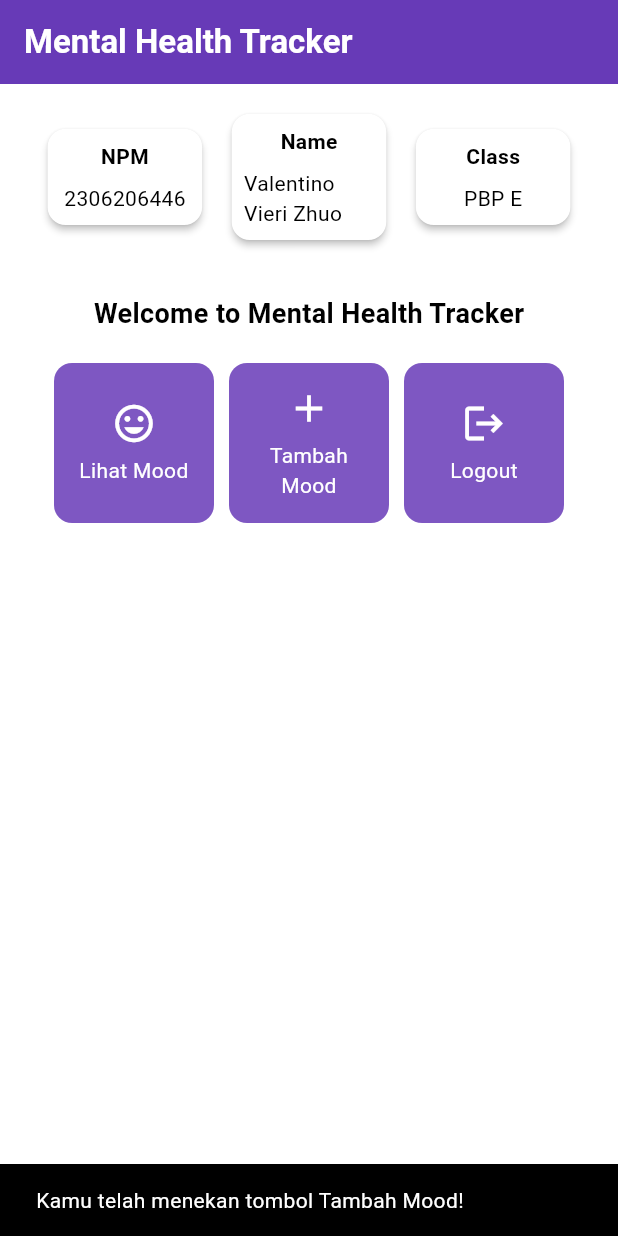
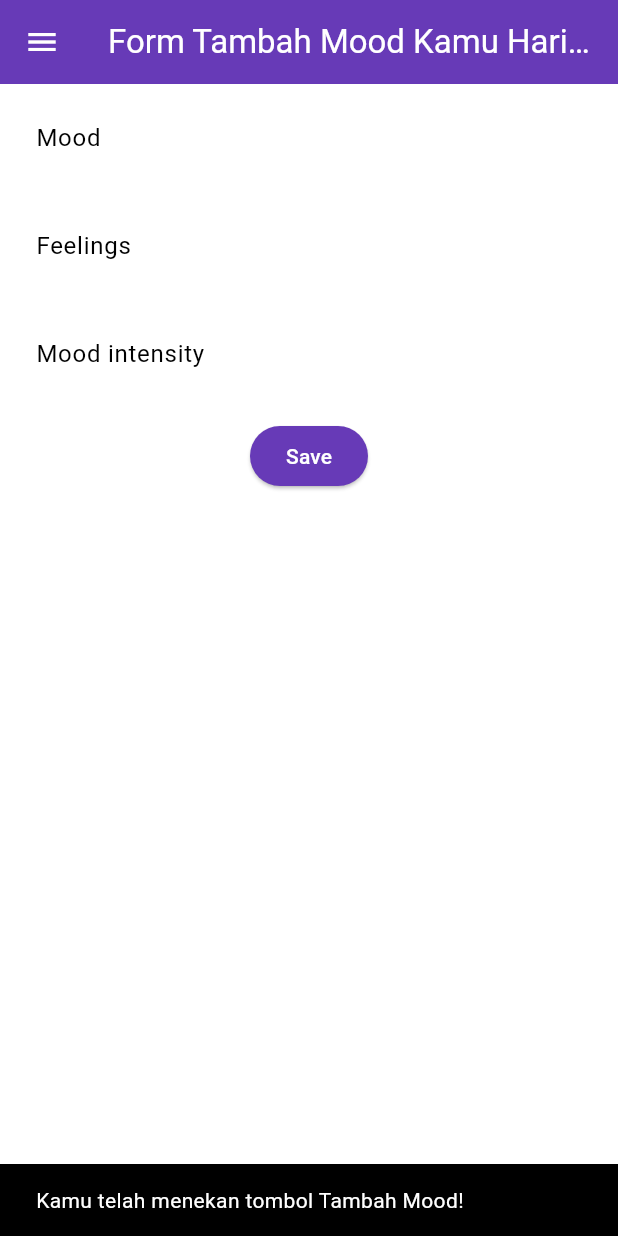
Before and after one commit to Mabacore101/mental-health-tracker-mobile, a Flutter app: the screen it shows after launch, after a tap on "Tambah Mood", on a phone screen of 412 x 824 dp. Run offline on Flutter 3.47's test engine with Material 3 defaults, Android fonts, the phone set to English and light mode, and no system bars.

Commit message:
Selesai mengerjakan tutorial 7.

```diff
--- a/lib/main.dart
+++ b/lib/main.dart
@@ -1,5 +1,5 @@
 import 'package:flutter/material.dart';
-import 'package:mental_health_tracker/menu.dart';
+import 'package:mental_health_tracker/screens/menu.dart';
 
 void main() {
   runApp(const MyApp());
--- a/lib/menu.dart
+++ b/lib/screens/menu.dart
@@ -1,4 +1,6 @@
 import 'package:flutter/material.dart';
+import 'package:mental_health_tracker/widgets/left_drawer.dart';
+import 'package:mental_health_tracker/widgets/mood_card.dart';
 
 class MyHomePage extends StatelessWidget {
     final String npm = '2306206446'; // NPM
@@ -12,7 +14,7 @@ class MyHomePage extends StatelessWidget {
          ItemHomepage("Logout", Icons.logout),
      ];
 
-    @override
+  @override
   Widget build(BuildContext context) {
     // Scaffold menyediakan struktur dasar halaman dengan AppBar dan body.
     return Scaffold(
@@ -28,6 +30,8 @@ class MyHomePage extends StatelessWidget {
         ),
         // Warna latar belakang AppBar diambil dari skema warna tema aplikasi.
         backgroundColor: Theme.of(context).colorScheme.primary,
+        // Mengganti warna icon drawer menjadi putih
+        iconTheme: const IconThemeData(color: Colors.white),
       ),
       // Body halaman dengan padding di sekelilingnya.
       body: Padding(
@@ -88,6 +92,8 @@ class MyHomePage extends StatelessWidget {
           ],
         ),
       ),
+      // Masukkan drawer sebagai parameter nilai drawer dari widget Scaffold
+      drawer: const LeftDrawer(),
     );
   }
 }
@@ -124,63 +130,3 @@ class InfoCard extends StatelessWidget {
     );
   }
 }
-
-class ItemHomepage {
-     final String name;
-     final IconData icon;
-
-     ItemHomepage(this.name, this.icon);
-}
-
-class ItemCard extends StatelessWidget {
-  // Menampilkan kartu dengan ikon dan nama.
-
-  final ItemHomepage item;
-
-  const ItemCard(this.item, {super.key});
-
-  @override
-  Widget build(BuildContext context) {
-    return Material(
-      // Menentukan warna latar belakang dari tema aplikasi.
-      color: Theme.of(context).colorScheme.secondary,
-      // Membuat sudut kartu melengkung.
-      borderRadius: BorderRadius.circular(12),
-
-      child: InkWell(
-        // Aksi ketika kartu ditekan.
-        onTap: () {
-          // Menampilkan pesan SnackBar saat kartu ditekan.
-          ScaffoldMessenger.of(context)
-            ..hideCurrentSnackBar()
-            ..showSnackBar(
-              SnackBar(content: Text("Kamu telah menekan tombol ${item.name}!"))
-            );
-        },
-        // Container untuk menyimpan Icon dan Text
-        child: Container(
-          padding: const EdgeInsets.all(8),
-          child: Center(
-            child: Column(
-              // Menyusun ikon dan teks di tengah kartu.
-              mainAxisAlignment: MainAxisAlignment.center,
-              children: [
-                Icon(
-                  item.icon,
-                  color: Colors.white,
-                  size: 30.0,
-                ),
-                const Padding(padding: EdgeInsets.all(3)),
-                Text(
-                  item.name,
-                  textAlign: TextAlign.center,
-                  style: const TextStyle(color: Colors.white),
-                ),
-              ],
-            ),
-          ),
-        ),
-      ),
-    );
-  }
-}
--- /dev/null
+++ b/lib/screens/moodentry_form.dart
@@ -0,0 +1,162 @@
+import 'package:flutter/material.dart';
+import 'package:mental_health_tracker/widgets/left_drawer.dart';
+
+class MoodEntryFormPage extends StatefulWidget {
+  const MoodEntryFormPage({super.key});
+
+  @override
+  State<MoodEntryFormPage> createState() => _MoodEntryFormPageState();
+}
+
+class _MoodEntryFormPageState extends State<MoodEntryFormPage> {
+  final _formKey = GlobalKey<FormState>();
+  String _mood = "";
+	String _feelings = "";
+	int _moodIntensity = 0;
+  @override
+  Widget build(BuildContext context) {
+    return Scaffold(
+      appBar: AppBar(
+        title: const Center(
+          child: Text(
+            'Form Tambah Mood Kamu Hari ini',
+          ),
+        ),
+        backgroundColor: Theme.of(context).colorScheme.primary,
+        foregroundColor: Colors.white,
+      ),
+      drawer: const LeftDrawer(),
+      body: Form(
+        key: _formKey,
+        child: SingleChildScrollView(
+          child: Column(
+            crossAxisAlignment: CrossAxisAlignment.start,
+            children: [
+              Padding(
+                padding: const EdgeInsets.all(8.0),
+                child: TextFormField(
+                  decoration: InputDecoration(
+                    hintText: "Mood",
+                    labelText: "Mood",
+                    border: OutlineInputBorder(
+                      borderRadius: BorderRadius.circular(5.0),
+                    ),
+                  ),
+                  onChanged: (String? value) {
+                    setState(() {
+                      _mood = value!;
+                    });
+                  },
+                  validator: (String? value) {
+                    if (value == null || value.isEmpty) {
+                      return "Mood tidak boleh kosong!";
+                    }
+                    return null;
+                  },
+                ),
+              ),
+
+              Padding(
+                padding: const EdgeInsets.all(8.0),
+                child: TextFormField(
+                  decoration: InputDecoration(
+                    hintText: "Feelings",
+                    labelText: "Feelings",
+                    border: OutlineInputBorder(
+                      borderRadius: BorderRadius.circular(5.0),
+                    ),
+                  ),
+                  onChanged: (String? value) {
+                    setState(() {
+                      _feelings = value!;
+                    });
+                  },
+                  validator: (String? value) {
+                    if (value == null || value.isEmpty) {
+                      return "Feelings tidak boleh kosong!";
+                    }
+                    return null;
+                  },
+                ),
+              ),
+
+              Padding(
+                padding: const EdgeInsets.all(8.0),
+                child: TextFormField(
+                  decoration: InputDecoration(
+                    hintText: "Mood intensity",
+                    labelText: "Mood intensity",
+                    border: OutlineInputBorder(
+                      borderRadius: BorderRadius.circular(5.0),
+                    ),
+                  ),
+                  onChanged: (String? value) {
+                    setState(() {
+                      _moodIntensity = int.tryParse(value!) ?? 0;
+                    });
+                  },
+                  validator: (String? value) {
+                    if (value == null || value.isEmpty) {
+                      return "Mood intensity tidak boleh kosong!";
+                    }
+                    if (int.tryParse(value) == null) {
+                      return "Mood intensity harus berupa angka!";
+                    }
+                    return null;
+                  },
+                ),
+              ),
+
+              Align(
+                alignment: Alignment.bottomCenter,
+                child: Padding(
+                  padding: const EdgeInsets.all(8.0),
+                  child: ElevatedButton(
+                    style: ButtonStyle(
+                      backgroundColor: ButtonStyleButton.allOrNull(Theme.of(context).colorScheme.primary),
+                    ),
+                    onPressed: () {
+                      if (_formKey.currentState!.validate()) {
+                        showDialog(
+                          context: context,
+                          builder: (context) {
+                            return AlertDialog(
+                              title: const Text('Mood berhasil tersimpan'),
+                              content: SingleChildScrollView(
+                                child: Column(
+                                  crossAxisAlignment: CrossAxisAlignment.start,
+                                  children: [
+                                    Text('Mood: $_mood'),
+                                    Text('Feelings: $_feelings'),
+                                    Text('Mood Intensity: $_moodIntensity'),
+                                  ],
+                                ),
+                              ),
+                              actions: [
+                                TextButton(
+                                  child: const Text('OK'),
+                                  onPressed: () {
+                                    Navigator.pop(context);
+                                    _formKey.currentState!.reset();
+                                  },
+                                ),
+                              ],
+                            );
+                          },
+                        );
+                      }
+                    },
+                    child: const Text(
+                      "Save",
+                      style: TextStyle(color: Colors.white),
+                    ),
+                  ),
+                ),
+              ),
+            ],
+          ),
+        ),
+      ),
+    );
+  }
+}
--- /dev/null
+++ b/lib/widgets/left_drawer.dart
@@ -0,0 +1,70 @@
+import 'package:flutter/material.dart';
+import 'package:mental_health_tracker/screens/menu.dart';
+import 'package:mental_health_tracker/screens/moodentry_form.dart';
+
+class LeftDrawer extends StatelessWidget {
+  const LeftDrawer({super.key});
+
+  @override
+  Widget build(BuildContext context) {
+    return Drawer(
+      child: ListView(
+        children: [
+          DrawerHeader(
+            decoration: BoxDecoration(
+              color: Theme.of(context).colorScheme.primary,
+            ),
+            child: const Column(
+              children: [
+                Text(
+                  'Mental Health Tracker',
+                  textAlign: TextAlign.center,
+                  style: TextStyle(
+                    fontSize: 24,
+                    fontWeight: FontWeight.bold,
+                    color: Colors.white,
+                  ),
+                ),
+                Padding(padding: EdgeInsets.all(8)),
+                Text(
+                  "Ayo jaga kesehatan mentalmu setiap hari disini!",
+                  textAlign: TextAlign.center, // Center align the text
+                  style: TextStyle(
+                    fontSize: 15,           // Set font size to 15
+                    color: Colors.white,    // Set text color to white
+                    fontWeight: FontWeight.normal, // Set font weight to normal (default weight)
+                  ),
+                ),
+              ],
+            ),
+          ),
+            ListTile(
+              leading: const Icon(Icons.home_outlined),
+              title: const Text('Halaman Utama'),
+              // Bagian redirection ke MyHomePage
+              onTap: () {
+                Navigator.pushReplacement(
+                    context,
+                    MaterialPageRoute(
+                      builder: (context) => MyHomePage(),
+                    ));
+              },
+            ),
+            ListTile(
+              leading: const Icon(Icons.mood),
+              title: const Text('Tambah Mood'),
+              // Bagian redirection ke MoodEntryFormPage
+              onTap: () {
+                Navigator.push(
+                    context,
+                    MaterialPageRoute(
+                      builder: (context) => const MoodEntryFormPage(),
+                ));
+              },
+            ),
+
+        ],
+      ),
+    );
+  }
+}
--- /dev/null
+++ b/lib/widgets/mood_card.dart
@@ -0,0 +1,70 @@
+import 'package:flutter/material.dart';
+import 'package:mental_health_tracker/screens/moodentry_form.dart';
+
+class ItemHomepage {
+     final String name;
+     final IconData icon;
+
+     ItemHomepage(this.name, this.icon);
+}
+
+class ItemCard extends StatelessWidget {
+  // Menampilkan kartu dengan ikon dan nama.
+
+  final ItemHomepage item;
+
+  const ItemCard(this.item, {super.key});
+
+  @override
+  Widget build(BuildContext context) {
+    return Material(
+      // Menentukan warna latar belakang dari tema aplikasi.
+      color: Theme.of(context).colorScheme.secondary,
+      // Membuat sudut kartu melengkung.
+      borderRadius: BorderRadius.circular(12),
+
+      child: InkWell(
+        // Aksi ketika kartu ditekan.
+        onTap: () {
+          // Menampilkan pesan SnackBar saat kartu ditekan.
+          ScaffoldMessenger.of(context)
+            ..hideCurrentSnackBar()
+            ..showSnackBar(
+              SnackBar(content: Text("Kamu telah menekan tombol ${item.name}!"))
+            );
+          // Navigate ke route yang sesuai (tergantung jenis tombol)
+          if (item.name == "Tambah Mood") {
+            Navigator.push(
+                context,
+                MaterialPageRoute(
+                builder: (context) => const MoodEntryFormPage(),
+            ));
+          }
+        },
+        // Container untuk menyimpan Icon dan Text
+        child: Container(
+          padding: const EdgeInsets.all(8),
+          child: Center(
+            child: Column(
+              // Menyusun ikon dan teks di tengah kartu.
+              mainAxisAlignment: MainAxisAlignment.center,
+              children: [
+                Icon(
+                  item.icon,
+                  color: Colors.white,
+                  size: 30.0,
+                ),
+                const Padding(padding: EdgeInsets.all(3)),
+                Text(
+                  item.name,
+                  textAlign: TextAlign.center,
+                  style: const TextStyle(color: Colors.white),
+                ),
+              ],
+            ),
+          ),
+        ),
+      ),
+    );
+  }
+}
```
